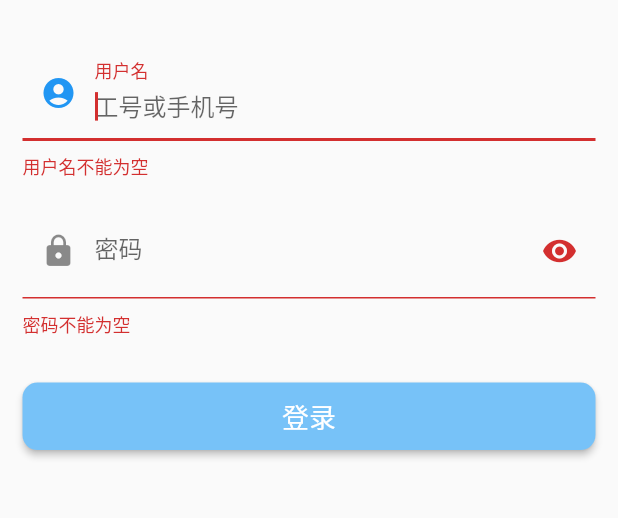
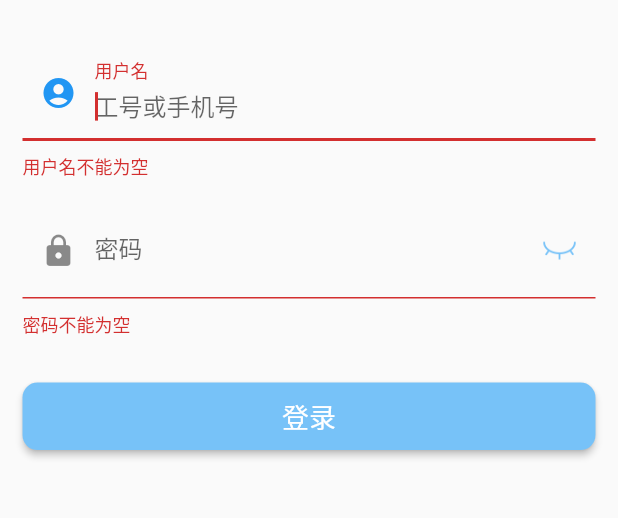
Before and after one commit to Mrxxy/jenkins_tool, a Flutter app: the screen it shows after launch, on a phone screen of 412 x 824 dp, the part 259-777 px from its top. Run offline on Flutter 3.47's test engine with Material 2 defaults, Android fonts, the phone set to English and light mode, and no system bars; our stand-ins replace device_info, dio, flare_flutter, flutter_easyrefresh, permission_handler, shared_preferences; missing offline and left inert: flare_dart, install_plugin.

Commit message:
update login ui

```diff
--- a/lib/page/login_page.dart
+++ b/lib/page/login_page.dart
@@ -71,9 +71,19 @@ class _LoginPageState extends State<LoginPage> {
                     hintText: 'ERP密码',
                     prefixIcon: Icon(Icons.lock),
                     suffixIcon: IconButton(
-                      icon: Icon(
-                        Icons.remove_red_eye,
-                      ),
+                      icon: _hidePwd
+                          ? Image.asset(
+                              'assets/images/ic_pwd_invisible.png',
+                              color: Color.fromARGB(255, 119, 194, 248),
+                              width: 24,
+                              height: 24,
+                            )
+                          : Image.asset(
+                              'assets/images/ic_pwd_visible.png',
+                              color: Color.fromARGB(255, 119, 194, 248),
+                              width: 24,
+                              height: 24,
+                            ),
                       onPressed: () {
                         setState(() {
                           _hidePwd = !_hidePwd;
@@ -137,7 +147,7 @@ class _LoginPageState extends State<LoginPage> {
         Navigator.of(context)
             .pushNamedAndRemoveUntil('/home', (Route<dynamic> route) => false);
       } else {
-        showToast(context, '登录失败');
+        showToast(context, data.meta.errorMsg);
       }
       print(response.data.toString());
     } catch (e) {
--- a/pubspec.yaml
+++ b/pubspec.yaml
@@ -58,6 +58,8 @@ flutter:
   assets:
     - assets/flare/SpaceAnim.flr
     - assets/images/login_logo.png
+    - assets/images/ic_pwd_visible.png
+    - assets/images/ic_pwd_invisible.png
   # An image asset can refer to one or more resolution-specific "variants", see
   # https://flutter.dev/assets-and-images/#resolution-aware.
 
```
Also changed, not shown: assets/images/ic_pwd_invisible.png (added), assets/images/ic_pwd_visible.png (added).
